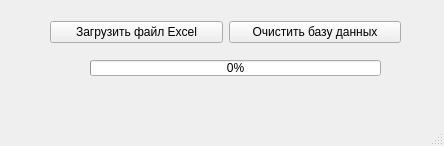
First picture: the form in main window.ui, repository AkonDer/DataExcel, before the edit.
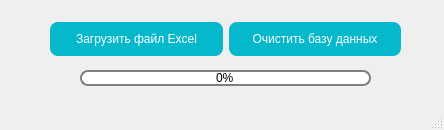
Second picture: the form after the edit.

The edit to the form file:
```diff
--- a/main window.ui
+++ b/main window.ui
@@ -7,7 +7,7 @@
     <x>0</x>
     <y>0</y>
     <width>444</width>
-    <height>146</height>
+    <height>130</height>
    </rect>
   </property>
   <property name="windowTitle">
@@ -17,28 +17,73 @@
    <widget class="QProgressBar" name="progressBar">
     <property name="geometry">
      <rect>
-      <x>90</x>
-      <y>60</y>
+      <x>80</x>
+      <y>70</y>
       <width>291</width>
       <height>16</height>
      </rect>
     </property>
+    <property name="styleSheet">
+     <string notr="true">QProgressBar{
+    border: 2px solid grey;
+    border-radius: 8px;
+    text-align: center;
+    background-color: #FFFFFF;
+}
+
+QProgressBar::chunk{
+    background-color: #05B8CC;
+    width: 10px;
+    margin: 0.5px;
+}</string>
+    </property>
     <property name="value">
      <number>0</number>
     </property>
    </widget>
-   <widget class="QWidget" name="">
+   <widget class="QWidget" name="layoutWidget">
     <property name="geometry">
      <rect>
       <x>50</x>
       <y>20</y>
       <width>351</width>
-      <height>25</height>
+      <height>38</height>
      </rect>
     </property>
     <layout class="QHBoxLayout" name="horizontalLayout">
      <item>
       <widget class="QPushButton" name="pushButton_Load_Excel">
+       <property name="styleSheet">
+        <string notr="true">QProgressBar{
+    border: 2px solid grey;
+    border-radius: 8px;
+    text-align: center;
+    background-color: #FFFFFF;
+}
+
+QProgressBar::chunk{
+    background-color: #05B8CC;
+    width: 10px;
+    margin: 0.5px;
+}
+
+QPushButton {
+    background-color: #05B8CC;
+    border: none;
+    color: white;
+    text-align: center;
+    padding: 10px;
+    border-radius: 8px;
+}
+
+QPushButton:hover {
+    background-color: #0277BD;
+}
+
+QPushButton:pressed {
+    background-color: #01579B;
+}</string>
+       </property>
        <property name="text">
         <string>Загрузить файл Excel</string>
        </property>
@@ -46,6 +91,37 @@
      </item>
      <item>
       <widget class="QPushButton" name="pushButton_cleardb">
+       <property name="styleSheet">
+        <string notr="true">QProgressBar{
+    border: 2px solid grey;
+    border-radius: 8px;
+    text-align: center;
+    background-color: #FFFFFF;
+}
+
+QProgressBar::chunk{
+    background-color: #05B8CC;
+    width: 10px;
+    margin: 0.5px;
+}
+
+QPushButton {
+    background-color: #05B8CC;
+    border: none;
+    color: white;
+    text-align: center;
+    padding: 10px;
+    border-radius: 8px;
+}
+
+QPushButton:hover {
+    background-color: #0277BD;
+}
+
+QPushButton:pressed {
+    background-color: #01579B;
+}</string>
+       </property>
        <property name="text">
         <string>Очистить базу данных</string>
        </property>
```
Left out of the diff: 2 changed lines with no effect on the pictures.
